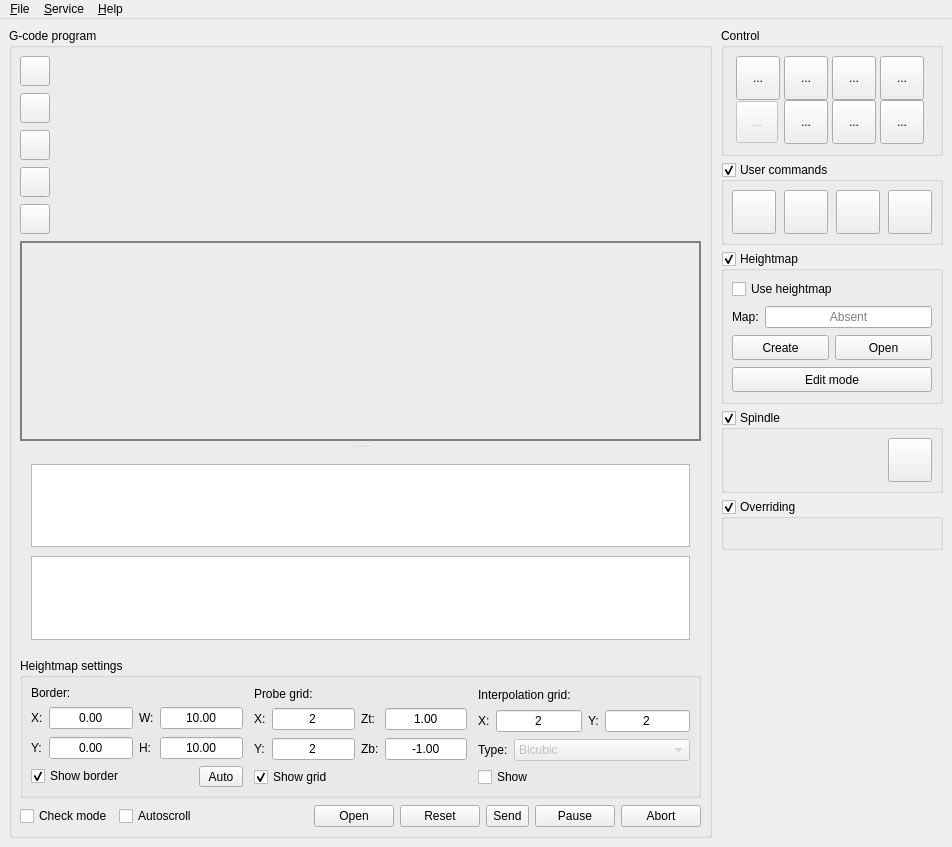
Qt form src/frmmain.ui (trcwm/Candle) before a commit.
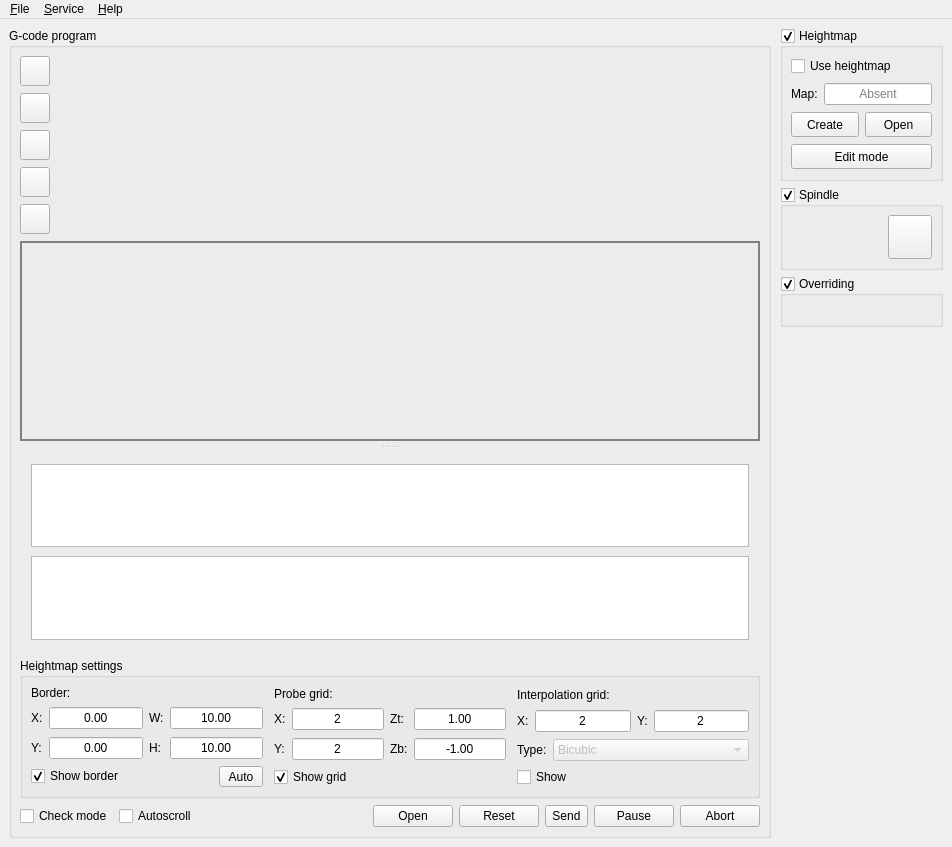
The same form after that commit. Icons and pictures are not drawn. Custom widgets are drawn as their Qt base class.

Commit message: Button bar

What changed in the file:
```diff
--- a/src/frmmain.ui
+++ b/src/frmmain.ui
@@ -1041,251 +1041,6 @@
         <property name="rightMargin">
          <number>4</number>
         </property>
-        <item>
-         <widget class="QGroupBox" name="grpControl">
-          <property name="title">
-           <string>Control</string>
-          </property>
-          <property name="overrided" stdset="0">
-           <bool>false</bool>
-          </property>
-          <layout class="QVBoxLayout" name="verticalLayout" stretch="0">
-           <property name="leftMargin">
-            <number>8</number>
-           </property>
-           <property name="topMargin">
-            <number>8</number>
-           </property>
-           <property name="rightMargin">
-            <number>8</number>
-           </property>
-           <property name="bottomMargin">
-            <number>9</number>
-           </property>
-           <item>
-            <layout class="QGridLayout" name="gridLayout_5">
-             <property name="spacing">
-              <number>0</number>
-             </property>
-             <item row="0" column="1">
-              <widget class="StyledToolButton" name="cmdHome">
-               <property name="minimumSize">
-                <size>
-                 <width>44</width>
-                 <height>44</height>
-                </size>
-               </property>
-               <property name="toolTip">
-                <string>Home</string>
-               </property>
-               <property name="text">
-                <string>...</string>
-               </property>
-               <property name="icon">
-                <iconset resource="images.qrc">
-                 <normaloff>:/images/search_for_home2.png</normaloff>:/images/search_for_home2.png</iconset>
-               </property>
-               <property name="iconSize">
-                <size>
-                 <width>30</width>
-                 <height>30</height>
-                </size>
-               </property>
-              </widget>
-             </item>
-             <item row="0" column="2">
-              <widget class="StyledToolButton" name="cmdTouch">
-               <property name="minimumSize">
-                <size>
-                 <width>44</width>
-                 <height>44</height>
-                </size>
-               </property>
-               <property name="toolTip">
-                <string>Z-probe</string>
-               </property>
-               <property name="text">
-                <string>...</string>
-               </property>
-               <property name="icon">
-                <iconset resource="images.qrc">
-                 <normaloff>:/images/search_for_z.png</normaloff>:/images/search_for_z.png</iconset>
-               </property>
-               <property name="iconSize">
-                <size>
-                 <width>30</width>
-                 <height>30</height>
-                </size>
-               </property>
-              </widget>
-             </item>
-             <item row="0" column="3">
-              <widget class="StyledToolButton" name="cmdZeroXY">
-               <property name="minimumSize">
-                <size>
-                 <width>44</width>
-                 <height>44</height>
-                </size>
-               </property>
-               <property name="toolTip">
-                <string>Zero XY</string>
-               </property>
-               <property name="text">
-                <string>...</string>
-               </property>
-               <property name="icon">
-                <iconset resource="images.qrc">
-                 <normaloff>:/images/axis_zero.png</normaloff>:/images/axis_zero.png</iconset>
-               </property>
-               <property name="iconSize">
-                <size>
-                 <width>30</width>
-                 <height>30</height>
-                </size>
-               </property>
-              </widget>
-             </item>
-             <item row="0" column="4">
-              <widget class="StyledToolButton" name="cmdZeroZ">
-               <property name="minimumSize">
-                <size>
-                 <width>44</width>
-                 <height>44</height>
-                </size>
-               </property>
-               <property name="toolTip">
-                <string>Zero Z</string>
-               </property>
-               <property name="text">
-                <string>...</string>
-               </property>
-               <property name="icon">
-                <iconset resource="images.qrc">
-                 <normaloff>:/images/zero_z.png</normaloff>:/images/zero_z.png</iconset>
-               </property>
-               <property name="iconSize">
-                <size>
-                 <width>30</width>
-                 <height>30</height>
-                </size>
-               </property>
-              </widget>
-             </item>
-             <item row="1" column="1">
-              <widget class="StyledToolButton" name="cmdRestoreOrigin">
-               <property name="enabled">
-                <bool>false</bool>
-               </property>
-               <property name="minimumSize">
-                <size>
-                 <width>42</width>
-                 <height>42</height>
-                </size>
-               </property>
-               <property name="toolTip">
-                <string>Restore origin</string>
-               </property>
-               <property name="text">
-                <string>...</string>
-               </property>
-               <property name="icon">
-                <iconset resource="images.qrc">
-                 <normaloff>:/images/origin.png</normaloff>:/images/origin.png</iconset>
-               </property>
-               <property name="iconSize">
-                <size>
-                 <width>30</width>
-                 <height>30</height>
-                </size>
-               </property>
-              </widget>
-             </item>
-             <item row="1" column="2">
-              <widget class="StyledToolButton" name="cmdSafePosition">
-               <property name="minimumSize">
-                <size>
-                 <width>44</width>
-                 <height>44</height>
-                </size>
-               </property>
-               <property name="toolTip">
-                <string>Safe position</string>
-               </property>
-               <property name="text">
-                <string>...</string>
-               </property>
-               <property name="icon">
-                <iconset resource="images.qrc">
-                 <normaloff>:/images/run.png</normaloff>:/images/run.png</iconset>
-               </property>
-               <property name="iconSize">
-                <size>
-                 <width>30</width>
-                 <height>30</height>
-                </size>
-               </property>
-              </widget>
-             </item>
-             <item row="1" column="3">
-              <widget class="StyledToolButton" name="cmdReset">
-               <property name="minimumSize">
-                <size>
-                 <width>44</width>
-                 <height>44</height>
-                </size>
-               </property>
-               <property name="toolTip">
-                <string>Reset</string>
-               </property>
-               <property name="text">
-                <string>...</string>
-               </property>
-               <property name="icon">
-                <iconset resource="images.qrc">
-                 <normaloff>:/images/restart.png</normaloff>:/images/restart.png</iconset>
-               </property>
-               <property name="iconSize">
-                <size>
-                 <width>30</width>
-                 <height>30</height>
-                </size>
-               </property>
-              </widget>
-             </item>
-             <item row="1" column="4">
-              <widget class="StyledToolButton" name="cmdUnlock">
-               <property name="enabled">
-                <bool>true</bool>
-               </property>
-               <property name="minimumSize">
-                <size>
-                 <width>44</width>
-                 <height>44</height>
-                </size>
-               </property>
-               <property name="toolTip">
-                <string>Unlock</string>
-               </property>
-               <property name="text">
-                <string>...</string>
-               </property>
-               <property name="icon">
-                <iconset resource="images.qrc">
-                 <normaloff>:/images/unlock.png</normaloff>:/images/unlock.png</iconset>
-               </property>
-               <property name="iconSize">
-                <size>
-                 <width>24</width>
-                 <height>24</height>
-                </size>
-               </property>
-              </widget>
-             </item>
-            </layout>
-           </item>
-          </layout>
-         </widget>
-        </item>
        </layout>
       </item>
       <item>
@@ -1332,7 +1087,7 @@
             <x>0</x>
             <y>0</y>
             <width>228</width>
-            <height>442</height>
+            <height>348</height>
            </rect>
           </property>
           <property name="sizePolicy">
@@ -1354,168 +1109,6 @@
            <property name="bottomMargin">
             <number>0</number>
            </property>
-           <item>
-            <widget class="GroupBox" name="grpUserCommands">
-             <property name="enabled">
-              <bool>true</bool>
-             </property>
-             <property name="title">
-              <string>User commands</string>
-             </property>
-             <property name="checkable">
-              <bool>true</bool>
-             </property>
-             <property name="overrided" stdset="0">
-              <bool>false</bool>
-             </property>
-             <layout class="QHBoxLayout" name="horizontalLayout_30">
-              <property name="spacing">
-               <number>9</number>
-              </property>
-              <property name="leftMargin">
-               <number>8</number>
-              </property>
-              <property name="topMargin">
-               <number>8</number>
-              </property>
-              <property name="rightMargin">
-               <number>8</number>
-              </property>
-              <property name="bottomMargin">
-               <number>8</number>
-              </property>
-              <item>
-               <widget class="QWidget" name="widgetUserCommands" native="true">
-                <layout class="QHBoxLayout" name="horizontalLayout_31">
-                 <property name="leftMargin">
-                  <number>0</number>
-                 </property>
-                 <property name="topMargin">
-                  <number>0</number>
-                 </property>
-                 <property name="rightMargin">
-                  <number>0</number>
-                 </property>
-                 <property name="bottomMargin">
-                  <number>0</number>
-                 </property>
-                 <item>
-                  <layout class="QGridLayout" name="gridLayout_7">
-                   <property name="horizontalSpacing">
-                    <number>8</number>
-                   </property>
-                   <item row="0" column="1">
-                    <widget class="StyledToolButton" name="cmdUser1">
-                     <property name="enabled">
-                      <bool>true</bool>
-                     </property>
-                     <property name="minimumSize">
-                      <size>
-                       <width>44</width>
-                       <height>44</height>
-                      </size>
-                     </property>
-                     <property name="toolTip">
-                      <string>Spindle on/off</string>
-                     </property>
-                     <property name="icon">
-                      <iconset resource="images.qrc">
-                       <normaloff>:/images/num2.png</normaloff>:/images/num2.png</iconset>
-                     </property>
-                     <property name="iconSize">
-                      <size>
-                       <width>30</width>
-                       <height>30</height>
-                      </size>
-                     </property>
-                    </widget>
-                   </item>
-                   <item row="0" column="3">
-                    <widget class="StyledToolButton" name="cmdUser3">
-                     <property name="enabled">
-                      <bool>true</bool>
-                     </property>
-                     <property name="minimumSize">
-                      <size>
-                       <width>44</width>
-                       <height>44</height>
-                      </size>
-                     </property>
-                     <property name="toolTip">
-                      <string>Spindle on/off</string>
-                     </property>
-                     <property name="icon">
-                      <iconset resource="images.qrc">
-                       <normaloff>:/images/num4.png</normaloff>:/images/num4.png</iconset>
-                     </property>
-                     <property name="iconSize">
-                      <size>
-                       <width>30</width>
-                       <height>30</height>
-                      </size>
-                     </property>
-                    </widget>
-                   </item>
-                   <item row="0" column="2">
-                    <widget class="StyledToolButton" name="cmdUser2">
-                     <property name="enabled">
-                      <bool>true</bool>
-                     </property>
-                     <property name="minimumSize">
-                      <size>
-                       <width>44</width>
-                       <height>44</height>
-                      </size>
-                     </property>
-                     <property name="toolTip">
-                      <string>Spindle on/off</string>
-                     </property>
-                     <property name="icon">
-                      <iconset resource="images.qrc">
-                       <normaloff>:/images/num3.png</normaloff>:/images/num3.png</iconset>
-                     </property>
-                     <property name="iconSize">
-                      <size>
-                       <width>30</width>
-                       <height>30</height>
-                      </size>
-                     </property>
-                    </widget>
-                   </item>
-                   <item row="0" column="0">
-                    <widget class="StyledToolButton" name="cmdUser0">
-                     <property name="enabled">
-                      <bool>true</bool>
-                     </property>
-                     <property name="minimumSize">
-                      <size>
-                       <width>44</width>
-                       <height>44</height>
-                      </size>
-                     </property>
-                     <property name="toolTip">
-                      <string>Spindle on/off</string>
-                     </property>
-                     <property name="icon">
-                      <iconset resource="images.qrc">
-                       <normaloff>:/images/num1.png</normaloff>:/images/num1.png</iconset>
-                     </property>
-                     <property name="iconSize">
-                      <size>
-                       <width>30</width>
-                       <height>30</height>
-                      </size>
-                     </property>
-                    </widget>
-                   </item>
-                  </layout>
-                 </item>
-                </layout>
-               </widget>
-              </item>
-             </layout>
-            </widget>
-           </item>
            <item>
             <widget class="GroupBox" name="grpHeightMap">
              <property name="title">
```
Left out of the diff: 8 changed lines with no effect on the pictures. The commit also changes 4 other files.
